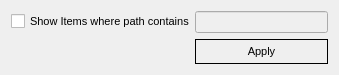
The window that pathfilter.ui (pjrinaldi/wombatforensics) describes before a commit, drawn with Qt 5.
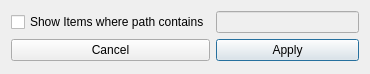
The same window after the commit.

Commit message: modified filters to a qdialog instead of a qwidget so that it is easier to display with border issues

The edit to the form file:
```diff
--- a/pathfilter.ui
+++ b/pathfilter.ui
@@ -1,7 +1,7 @@
 <?xml version="1.0" encoding="UTF-8"?>
 <ui version="4.0">
  <class>PathFilter</class>
- <widget class="QWidget" name="PathFilter">
+ <widget class="QDialog" name="PathFilter">
   <property name="windowModality">
    <enum>Qt::ApplicationModal</enum>
   </property>
@@ -9,25 +9,14 @@
    <rect>
     <x>0</x>
     <y>0</y>
-    <width>339</width>
-    <height>75</height>
+    <width>370</width>
+    <height>74</height>
    </rect>
   </property>
-  <property name="font">
-   <font>
-    <pointsize>8</pointsize>
-   </font>
-  </property>
   <property name="windowTitle">
-   <string>Filter</string>
-  </property>
-  <property name="autoFillBackground">
-   <bool>true</bool>
+   <string>Path Filter</string>
   </property>
   <layout class="QGridLayout" name="gridLayout">
-   <property name="horizontalSpacing">
-    <number>0</number>
-   </property>
    <item row="0" column="0">
     <widget class="QCheckBox" name="checkBox">
      <property name="text">
@@ -48,7 +37,7 @@
       <bool>false</bool>
      </property>
      <property name="styleSheet">
-      <string notr="true">border: 1px solid black; padding: 5px 10px 5px 10px;</string>
+      <string notr="true"/>
      </property>
      <property name="text">
       <string>Apply</string>
@@ -57,7 +46,14 @@
       <bool>true</bool>
      </property>
      <property name="flat">
-      <bool>true</bool>
+      <bool>false</bool>
+     </property>
+    </widget>
+   </item>
+   <item row="1" column="0">
+    <widget class="QPushButton" name="pushButton_2">
+     <property name="text">
+      <string>Cancel</string>
      </property>
     </widget>
    </item>
```
Left out of the diff: 19 changed lines with no effect on the pictures. The commit also changes 28 other files.
